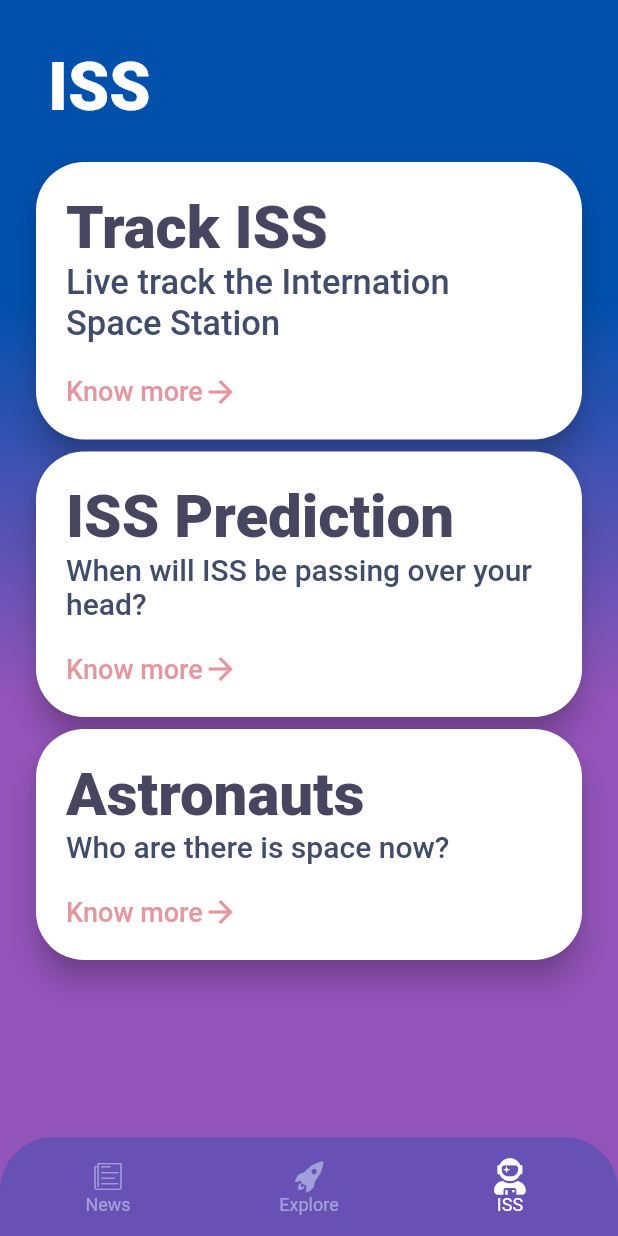
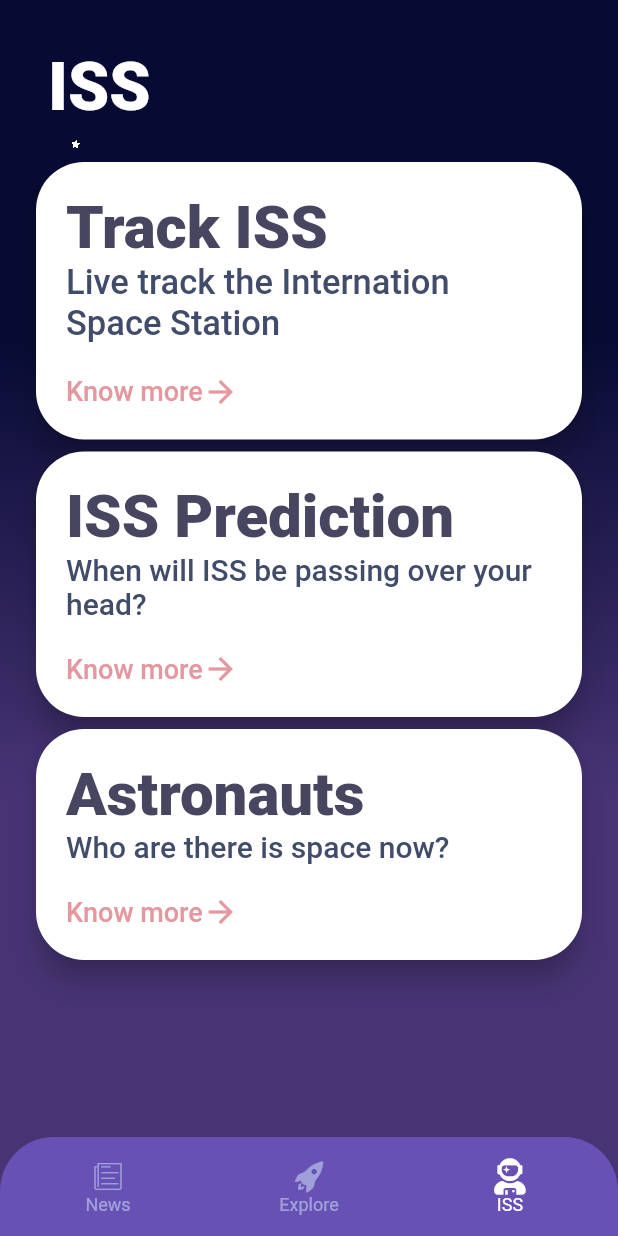
Before and after one commit to jagadish-pattanaik/just-space, a Flutter app: the screen it shows after launch, swiped to page 3, on a phone screen of 412 x 824 dp. Run offline on Flutter 3.47's test engine with Material 2 defaults, Android fonts, the phone set to English and light mode, and no system bars; our stand-ins replace flutter_swiper, font_awesome_flutter; network calls fail; Roboto replaces fonts that are missing (Avenir).

Commit message:
added stars animation to homepage and also change gradient colour of all pages

```diff
--- /dev/null
+++ b/lib/animation/stars.dart
@@ -0,0 +1,16 @@
+import 'package:flutter/material.dart';
+
+class Star {
+  double left;
+  double top;
+  double extraSize;
+  double angle;
+  int typeFade;
+
+  Star(
+      {@required this.left,
+        @required this.top,
+        @required this.extraSize,
+        @required this.angle,
+        @required this.typeFade});
+}
--- a/lib/main.dart
+++ b/lib/main.dart
@@ -3,7 +3,9 @@
 
 void main() {
   WidgetsFlutterBinding.ensureInitialized();
-  runApp(MyApp());
+  runApp(MaterialApp(
+      home: MyApp())
+  );
 }
 
 class MyApp extends StatelessWidget {
@@ -16,7 +18,7 @@
         primarySwatch: Colors.blue,
         visualDensity: VisualDensity.adaptivePlatformDensity,
       ),
-      home: HomePage(),
+      home: HomePage(screenSize: MediaQuery.of(context).size,),
       debugShowCheckedModeBanner: false,
     );
   }
--- a/lib/pages/home_page.dart
+++ b/lib/pages/home_page.dart
@@ -1,5 +1,8 @@
+import 'dart:math';
+import 'package:flutter/scheduler.dart' show timeDilation;
 import 'package:flutter/cupertino.dart';
 import 'package:flutter/material.dart';
+import 'package:just_space/animation/stars.dart';
 import 'package:just_space/pages/calculator/calculator_page.dart';
 import 'package:just_space/pages/isro/isro_page.dart';
 import 'package:just_space/pages/iss/track_iss.dart';
@@ -12,24 +15,105 @@ import 'dart:convert';
 import 'astronauts/humansInSpace.dart';
 
 class HomePage extends StatefulWidget {
-  const HomePage({Key key}) : super(key: key);
+  final Size screenSize;
+
+  const HomePage({Key key, @required this.screenSize}) : super(key: key);
 
   @override
   _HomePageState createState() => _HomePageState();
 }
 
-class _HomePageState extends State<HomePage> {
+class _HomePageState extends State<HomePage> with TickerProviderStateMixin {
   int bottomSelectedIndex = 0;
   PageController _controller = PageController(
     initialPage: 0,
     keepPage: true,
   );
+
+  Size screenSize;
+
+  List<Star> listStar;
+  int numStars;
+  AnimationController animControlStar;
+  Animation fadeAnimStar1, fadeAnimStar2, fadeAnimStar3, fadeAnimStar4, sizeAnimStar, rotateAnimStar;
+  static const double durationSlowMode = 2.0;
+
   List<Widget> newsList = [];
 
   @override
   void initState() {
     super.initState();
     displaynews();
+
+    screenSize = widget.screenSize;
+
+    listStar = [];
+    numStars = 30;
+
+    // Star
+    animControlStar = new AnimationController(
+        vsync: this, duration: new Duration(milliseconds: 2000));
+    fadeAnimStar1 = new Tween(begin: 0.0, end: 1.0)
+        .animate(new CurvedAnimation(
+        parent: animControlStar, curve: new Interval(0.0, 0.5)));
+    fadeAnimStar1.addListener(() {
+      setState(() {});
+    });
+    fadeAnimStar2 = new Tween(begin: 0.0, end: 1.0)
+        .animate(new CurvedAnimation(
+        parent: animControlStar, curve: new Interval(0.5, 1.0)));
+    fadeAnimStar2.addListener(() {
+      setState(() {});
+    });
+    fadeAnimStar3 = new Tween(begin: 1.0, end: 0.0)
+        .animate(new CurvedAnimation(
+        parent: animControlStar, curve: new Interval(0.0, 0.5)));
+    fadeAnimStar3.addListener(() {
+      setState(() {});
+    });
+    fadeAnimStar4 = new Tween(begin: 1.0, end: 0.0)
+        .animate(new CurvedAnimation(
+        parent: animControlStar, curve: new Interval(0.5, 1.0)));
+    fadeAnimStar4.addListener(() {
+      setState(() {});
+    });
+    sizeAnimStar = new Tween(begin: 0.0, end: 7.0)
+        .animate(new CurvedAnimation(
+        parent: animControlStar, curve: new Interval(0.0, 0.5)));
+    sizeAnimStar.addListener(() {
+      setState(() {});
+    });
+    rotateAnimStar = new Tween(begin: 0.0, end: 1.0)
+        .animate(new CurvedAnimation(
+        parent: animControlStar, curve: new Interval(0.0, 0.5)));
+    rotateAnimStar.addListener(() {
+      setState(() {});
+    });
+
+    animControlStar.addStatusListener((status) {
+      if (status == AnimationStatus.completed) {
+        animControlStar.reverse();
+      } else if (status == AnimationStatus.dismissed) {
+        animControlStar.forward();
+      }
+    });
+
+    for (int i = 0; i < numStars; i++) {
+      listStar.add(new Star(
+          left: new Random().nextDouble() * screenSize.width,
+          top: Random().nextDouble() * screenSize.height,
+        extraSize: Random().nextDouble() * 2,
+          angle: Random().nextDouble(),
+          typeFade: Random().nextInt(4)));
+    }
+
+    animControlStar.forward();
+  }
+
+  @override
+  void dispose() {
+    animControlStar.dispose();
+    super.dispose();
   }
 
   void displaynews() async {
@@ -71,6 +155,8 @@ class _HomePageState extends State<HomePage> {
                       fontWeight: FontWeight.w900,
                     ),
                     textAlign: TextAlign.left,
+                    maxLines: 2,
+                    overflow: TextOverflow.ellipsis,
                   ),
                   Text(i['details'],
                     style: TextStyle(
@@ -81,6 +167,7 @@ class _HomePageState extends State<HomePage> {
                     ),
                     textAlign: TextAlign.left,
                     maxLines: 4,
+                    overflow: TextOverflow.ellipsis,
                   ),
                   SizedBox(height: 20),
                   Row(
@@ -150,16 +237,21 @@ class _HomePageState extends State<HomePage> {
 
   @override
   Widget build(BuildContext context) {
+    timeDilation = durationSlowMode;
     return Scaffold(
       backgroundColor: gradientEndColor,
-      body: Container(
+      body: Stack(
+        children: [
+          Container(
         decoration: BoxDecoration(
             gradient: LinearGradient(
                 colors: [gradientStartColor, gradientEndColor],
                 begin: Alignment.topCenter,
                 end: Alignment.bottomCenter,
                 stops: [0.3, 0.7])),
-        child: SafeArea(
+        child: buildGroupStar(),
+        ),
+            SafeArea(
           child: Container(
               height: double.maxFinite,
               child: PageView(
@@ -177,7 +269,7 @@ class _HomePageState extends State<HomePage> {
                 ],
               )),
         ),
-      ),
+      ]),
       bottomNavigationBar: Container(
         decoration: BoxDecoration(
           borderRadius: BorderRadius.vertical(
@@ -205,18 +297,7 @@ class _HomePageState extends State<HomePage> {
   }
 
   Widget news() {
-    return Scaffold(
-      backgroundColor: gradientEndColor,
-      body: Container(
-        decoration: BoxDecoration(
-          gradient: LinearGradient(
-            colors: [gradientStartColor, gradientEndColor],
-            begin: Alignment.topCenter,
-            end: Alignment.bottomCenter,
-            stops: [0.3, 0.7]
-          )
-        ),
-        child: Stack(
+    return Stack(
           children: [
             Container(
               // ADD STARS
@@ -253,22 +334,12 @@ class _HomePageState extends State<HomePage> {
                   ),
                 ),
           ),
-        ]),
-      ),
+        ]
     );
   }
 
   Widget explore() {
-    return Scaffold(
-      backgroundColor: gradientEndColor,
-      body: Container(
-        decoration: BoxDecoration(
-            gradient: LinearGradient(
-                colors: [gradientStartColor, gradientEndColor],
-                begin: Alignment.topCenter,
-                end: Alignment.bottomCenter,
-                stops: [0.3, 0.7])),
-        child: SafeArea(
+    return SafeArea(
           child: SingleChildScrollView(
         child: Column(
             crossAxisAlignment: CrossAxisAlignment.start,
@@ -580,22 +651,11 @@ class _HomePageState extends State<HomePage> {
             ],
           ),
         ),
-      ),
-      ),
     );
   }
 
   Widget iss() {
-    return Scaffold(
-      backgroundColor: gradientEndColor,
-      body: Container(
-        decoration: BoxDecoration(
-            gradient: LinearGradient(
-                colors: [gradientStartColor, gradientEndColor],
-                begin: Alignment.topCenter,
-                end: Alignment.bottomCenter,
-                stops: [0.3, 0.7])),
-        child: SafeArea(
+    return SafeArea(
           child: SingleChildScrollView(
             child: Column(
               crossAxisAlignment: CrossAxisAlignment.start,
@@ -837,8 +897,74 @@ class _HomePageState extends State<HomePage> {
               ],
             ),
           ),
+    );
+  }
+
+  Widget buildStar(double left, double top, double extraSize, double angle, int typeFade) {
+    return new Positioned(
+      child: new Container(
+        child: new Transform.rotate(
+          child: new Opacity(
+            child: new Icon(
+              Icons.star,
+              color: Colors.white,
+              size: sizeAnimStar.value + extraSize,
+            ),
+            opacity: (typeFade == 1)
+                ? fadeAnimStar1.value
+                : (typeFade == 2) ? fadeAnimStar2.value : (typeFade == 3) ? fadeAnimStar3.value : fadeAnimStar4.value,
+          ),
+          angle: angle,
         ),
+        alignment: FractionalOffset.center,
+        width: 10.0,
+        height: 10.0,
       ),
+      left: left,
+      top: top,
+    );
+  }
+
+  Widget buildGroupStar() {
+    List<Widget> list = new List();
+    for (int i = 0; i < numStars; i++) {
+      list.add(
+          buildStar(listStar[i].left, listStar[i].top, listStar[i].extraSize, listStar[i].angle, listStar[i].typeFade));
+    }
+
+    return new Stack(
+      children: <Widget>[
+        list[0],
+        list[1],
+        list[2],
+        list[3],
+        list[4],
+        list[5],
+        list[6],
+        list[7],
+        list[8],
+        list[9],
+        list[10],
+        list[11],
+        list[12],
+        list[13],
+        list[14],
+        list[15],
+        list[16],
+        list[17],
+        list[18],
+        list[19],
+        list[20],
+        list[21],
+        list[22],
+        list[23],
+        list[24],
+        list[25],
+        list[26],
+        list[27],
+        list[28],
+        list[29],
+      ],
     );
   }
 }
--- a/lib/utils/constants.dart
+++ b/lib/utils/constants.dart
@@ -5,5 +5,5 @@ Color secondaryTextColor = Color(0xFFE4979E);
 Color titleTextColor = Colors.white;
 Color contentTextColor = Color(0xff868686);
 Color navigationColor = Color(0xFF6751B5);
-Color gradientStartColor = Color(0xFF0050AC); //0xFF0050AC -> black -> 0xFF1d2951
-Color gradientEndColor = Color(0xFF9354B9); //9354B9 -> 893880 -> 1d2951 -> 483189
+Color gradientStartColor = Color(0xff070B34); //0xFF0050AC -> black -> 0xFF1d2951
+Color gradientEndColor = Color(0xff483475); //9354B9 -> 893880 -> 1d2951 -> 483189
```
